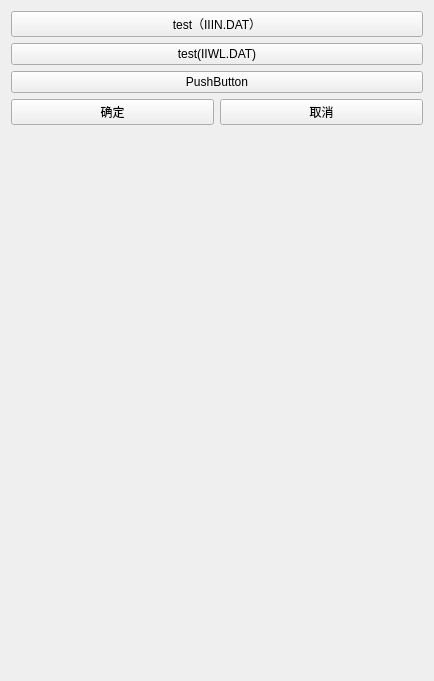
Qt form plugins/Base_PhysicalField/PhysicalFieldSettingWidget.ui (asd977/base_cae) before a commit.
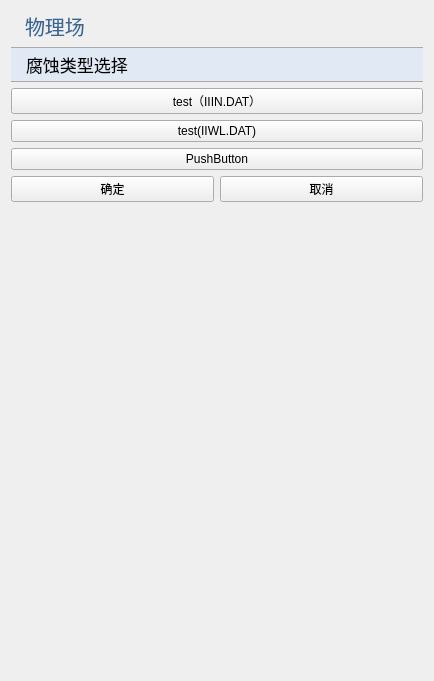
The same form after that commit. Icons and pictures are not drawn.

Commit message: style: unify Base_PhysicalField ui page headers and spacing

```diff
--- a/plugins/Base_PhysicalField/PhysicalFieldSettingWidget.ui
+++ b/plugins/Base_PhysicalField/PhysicalFieldSettingWidget.ui
@@ -13,7 +13,126 @@
   <property name="windowTitle">
    <string>腐蚀类型选择</string>
   </property>
+  <property name="styleSheet">
+   <string notr="true">QWidget{
+font-family: &quot;Microsoft YaHei&quot;, &quot;微软雅黑&quot;;
+}
+QPushButton#pushButton {
+    background-color: rgb(224, 233, 244);
+    border-width: 1px;
+    border-color: rgb(121, 121, 121);
+    border-style: solid;
+    height: 33px;
+    border-top: 1px solid rgb(169, 169, 169); /* 上边框为灰色 */
+    border-bottom: 1px solid rgb(169, 169, 169); /* 下边框为灰色 */
+    border-left: none; /* 移除左边框 */
+    border-right: none;
+    text-align: left;
+	padding-left: 15px;
+	font-size: 17px;
+	border-style: solid;
+}
+QLabel {
+    font-family: &quot;Microsoft YaHei&quot;, &quot;微软雅黑&quot;;
+    font-size: 17px;
+    text-align: left;
+    color: rgb(51, 51, 51);
+    white-space: nowrap;
+    line-height: 50px;
+    position: absolute;
+    top: 0px;
+    left: 0px;
+}
+QLabel#pageNameLabel {
+    font-size: 20px;
+    font-family: &quot;Microsoft YaHei&quot;, 微软雅黑;
+    text-align: left;
+	padding-left:9px;
+    color: rgb(53, 103, 147);
+}
+QLineEdit {
+    border: 1px solid rgb(200, 200, 200); /* 设置边框为淡灰色 */
+    border-radius: 2px; /* 设置圆角半径为 5 像素 */
+	font-size: 17px;
+}
+QLineEdit:focus {
+    border-color: rgb(100, 100, 255); /* 设置焦点时的边框颜色为蓝色 */
+    outline: none; /* 去掉默认的焦点边框 */
+}
+QComboBox {
+    font-family: &quot;Microsoft YaHei&quot;, 微软雅黑;
+    font-size: 17px;
+    text-align: left;
+    color: rgb(51, 51, 51);
+    padding-left:6px;
+    background: rgb(240, 240, 240);
+    border: 1px solid rgb(169, 169, 169);
+    border-radius: 3px; /* 设置边框的圆角半径为5像素 */
+}
+QComboBox::drop-down {
+    background: rgb(240, 240, 240);
+}
+QComboBox::down-arrow {
+    image: url(:/resources/down_arrow.png); /* 替换下拉箭头图标 */
+}
+/*QCombobox右侧按钮*/
+QComboBox::drop-down {
+    subcontrol-origin: padding;
+    subcontrol-position: top right;/*放于右方顶部*/
+    border-top-right-radius: 3px;/*设置边框圆角*/
+    border-bottom-right-radius: 3px;
+}
+QLineEdit {
+    border: 1px solid rgb(200, 200, 200); /* 设置边框为淡灰色 */
+    border-radius: 2px; /* 设置圆角半径为 5 像素 */
+	font-size: 17px;
+}
+QLineEdit:focus {
+    border-color: rgb(100, 100, 255); /* 设置焦点时的边框颜色为蓝色 */
+    outline: none; /* 去掉默认的焦点边框 */
+}
+
+QRadioButton {
+    font-size: 17px; /* 设置字体大小为 14 像素 */
+}
+
+QCheckBox {
+    font-size: 17px; /* 设置字体大小为 14 像素 */
+}
+
+QGroupBox{
+    font-size: 17px; /* 设置字体大小为 14 像素 */   
+}
+
+</string>
+  </property>
   <layout class="QVBoxLayout" name="verticalLayout">
+   <item>
+    <widget class="QLabel" name="pageNameLabel">
+     <property name="sizePolicy">
+      <sizepolicy hsizetype="Preferred" vsizetype="Fixed">
+       <horstretch>0</horstretch>
+       <verstretch>0</verstretch>
+      </sizepolicy>
+     </property>
+     <property name="text">
+      <string>物理场</string>
+     </property>
+    </widget>
+   </item>
+   <item>
+    <widget class="QPushButton" name="pushButton">
+     <property name="sizePolicy">
+      <sizepolicy hsizetype="Ignored" vsizetype="Fixed">
+       <horstretch>0</horstretch>
+       <verstretch>0</verstretch>
+      </sizepolicy>
+     </property>
+     <property name="text">
+      <string>腐蚀类型选择</string>
+     </property>
+    </widget>
+   </item>
    <item>
     <widget class="QPushButton" name="testPushButton">
      <property name="text">
```
The commit also changes 10 other files.
